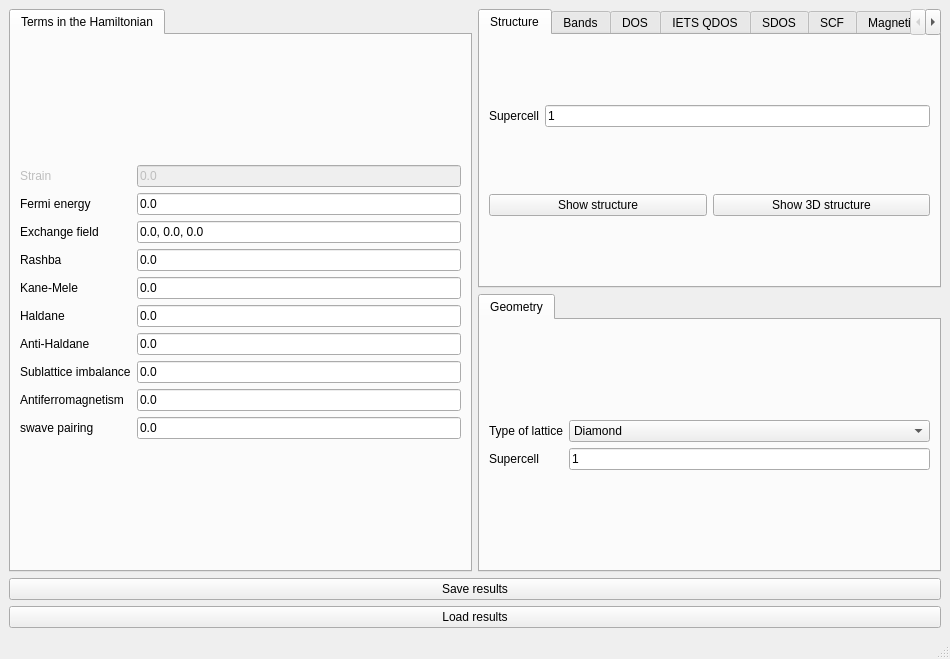
The window that interface-pyqt/3d/interface.ui (joselado/quantum-lattice) describes before a commit, drawn with Qt 5.
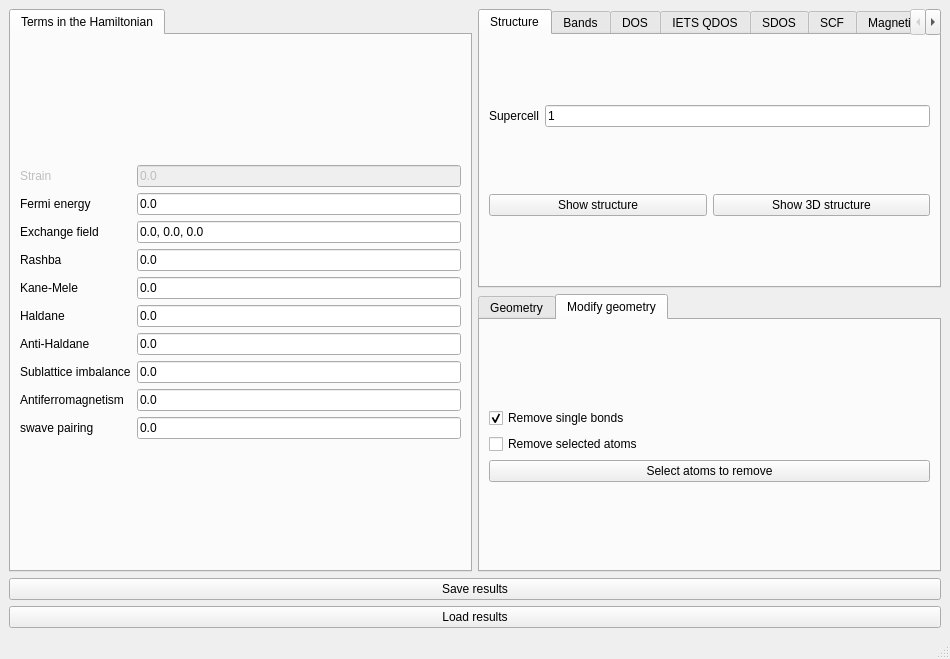
The same window after the commit. The open tabs and pages were chosen to show the change. Custom widgets are drawn as their Qt base class.

Commit message: Cross-mode UI consistency audit: fill gaps in Modify geometry/Magnetism/3D structure, fix stray comments and field-naming drift

Patch:
```diff
--- a/interface-pyqt/3d/interface.ui
+++ b/interface-pyqt/3d/interface.ui
@@ -893,6 +893,44 @@
         </item>
        </layout>
       </widget>
+      <widget class="QWidget" name="tab_10">
+       <attribute name="title">
+        <string>Modify geometry</string>
+       </attribute>
+       <layout class="QVBoxLayout" name="verticalLayout">
+        <item>
+         <layout class="QGridLayout" name="gridLayout_21">
+          <item row="0" column="0">
+           <widget class="CheckBox" name="remove_single_bonded">
+            <property name="toolTip">
+             <string>Remove atoms that have a single bond in the structure</string>
+            </property>
+            <property name="text">
+             <string>Remove single bonds</string>
+            </property>
+            <property name="checked">
+             <bool>true</bool>
+            </property>
+           </widget>
+          </item>
+          <item row="1" column="0">
+           <widget class="CheckBox" name="remove_selected">
+            <property name="text">
+             <string>Remove selected atoms</string>
+            </property>
+           </widget>
+          </item>
+          <item row="2" column="0">
+           <widget class="PushButton" name="select_atoms_removal">
+            <property name="text">
+             <string>Select atoms to remove</string>
+            </property>
+           </widget>
+          </item>
+         </layout>
+        </item>
+       </layout>
+      </widget>
      </widget>
     </item>
     <item row="2" column="0" colspan="2">
```
The commit also changes 17 other files.
